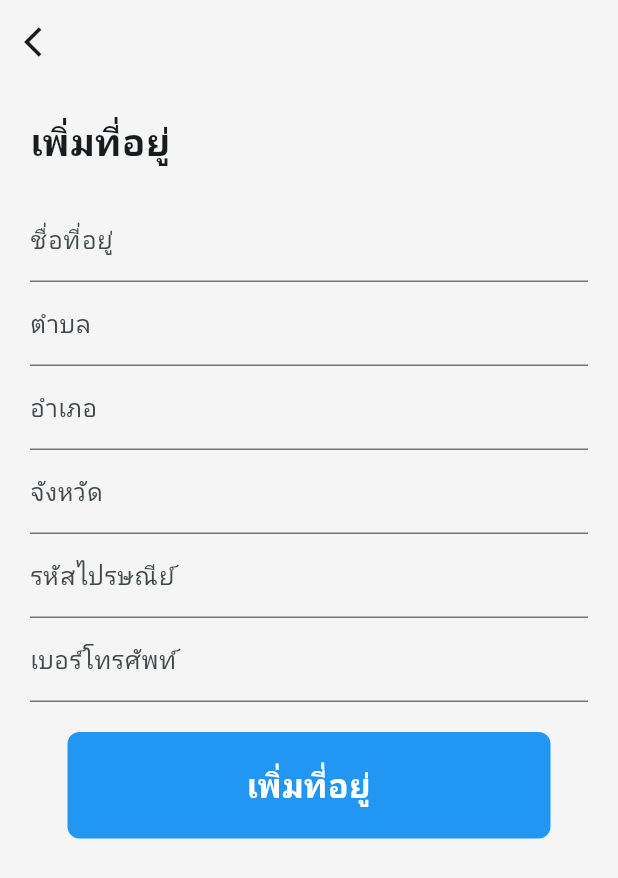
After one commit to BossBGG/MobileProject, a Flutter app: the AddAddressUser screen opened directly, on a phone screen of 412 x 824 dp. The commit adds this screen. Shown: the top 878 px of the screen. Run offline on Flutter 3.47's test engine with Material 3 defaults, Android fonts, the phone set to English and light mode, and no system bars; our stand-ins replace carousel_slider; missing offline and left inert: dart:ffi.

Commit message:
update code

```diff
--- /dev/null
+++ b/myfirstapp/lib/page/add_address_user.dart
@@ -0,0 +1,113 @@
+import 'package:flutter/material.dart';
+import 'package:myfirstapp/components/my_button.dart';
+import 'package:myfirstapp/components/select_address_bar.dart';
+
+class AddAddressUser extends StatefulWidget {
+  const AddAddressUser({super.key});
+
+  @override
+  State<AddAddressUser> createState() => _AddAddressUserState();
+}
+
+class _AddAddressUserState extends State<AddAddressUser> {
+  final _formKey = GlobalKey<FormState>();
+
+  final _nameController = TextEditingController();
+  final _subDistrictController = TextEditingController();
+  final _districtController = TextEditingController();
+  final _provinceController = TextEditingController();
+  final _postalCodeController = TextEditingController();
+  final _phoneController = TextEditingController();
+
+  void _addAddress() {
+    if (_formKey.currentState!.validate()) {
+      final newAddress = {
+        'name': _nameController.text,
+        'province': _provinceController.text,
+      };
+      Navigator.pop(context, newAddress);
+    }
+  }
+
+  @override
+  Widget build(BuildContext context) {
+    return Scaffold(
+      body: NestedScrollView(
+        headerSliverBuilder: (context, innerBoxIsScrolled) => [
+          SelectAddressBar(),
+        ],
+        body: Container(
+          color: Colors.grey.shade100,
+          child: SingleChildScrollView(
+            padding: EdgeInsets.only(
+                left: 20,
+                right: 20,
+                top: 20,
+                bottom: MediaQuery.of(context).viewInsets.bottom + 20),
+            child: Column(
+              crossAxisAlignment: CrossAxisAlignment.start,
+              children: [
+                Text("เพิ่มที่อยู่", style: TextStyle(
+                  fontSize: 25,
+                  fontWeight: FontWeight.bold),
+                ),
+
+                SizedBox(height: 20),
+
+                Form(
+                  key: _formKey,
+                  child: Column(
+                    children: [
+                      TextFormField(
+                        controller: _nameController,
+                        decoration: InputDecoration(labelText: "ชื่อที่อยู่"),
+                        validator: (value) =>
+                            value!.isEmpty ? "กรุณาใส่ชื่อที่อยู่" : null,
+                      ),
+                      TextFormField(
+                        controller: _subDistrictController,
+                        decoration: InputDecoration(labelText: "ตำบล"),
+                        validator: (value) =>
+                            value!.isEmpty ? "กรุณาใส่ตำบล" : null,
+                      ),
+                      TextFormField(
+                        controller: _districtController,
+                        decoration: InputDecoration(labelText: "อำเภอ"),
+                        validator: (value) =>
+                            value!.isEmpty ? "กรุณาใส่อำเภอ" : null,
+                      ),
+                      TextFormField(
+                        controller: _provinceController,
+                        decoration: InputDecoration(labelText: "จังหวัด"),
+                        validator: (value) =>
+                            value!.isEmpty ? "กรุณาใส่จังหวัด" : null,
+                      ),
+                      TextFormField(
+                        controller: _postalCodeController,
+                        decoration: InputDecoration(labelText: "รหัสไปรษณีย์"),
+                        keyboardType: TextInputType.number,
+                        validator: (value) =>
+                            value!.isEmpty ? "กรุณาใส่รหัสไปรษณีย์" : null,
+                      ),
+                      TextFormField(
+                        controller: _phoneController,
+                        decoration: InputDecoration(labelText: "เบอร์โทรศัพท์"),
+                        keyboardType: TextInputType.phone,
+                        validator: (value) =>
+                            value!.isEmpty ? "กรุณาใส่เบอร์โทรศัพท์" : null,
+                      ),
+                    ],
+                  ),
+                ),
+                SizedBox(height: 20),
+                MyButton(
+                  onTap: _addAddress,
+                  text: "เพิ่มที่อยู่"),
+              ],
+            ),
+          ),
+        ),
+      ),
+    );
+  }
+}
```
Also changed, not shown: myfirstapp/lib/components/add_address_button.dart (added, +41 -0 lines), myfirstapp/lib/components/select_address_bar.dart (added, +21 -0 lines), myfirstapp/lib/components/shirt_app_bar.dart (+7 -1 lines), myfirstapp/lib/page/cart_page.dart (+9 -2 lines), myfirstapp/lib/page/select_address.dart (added, +116 -0 lines).
